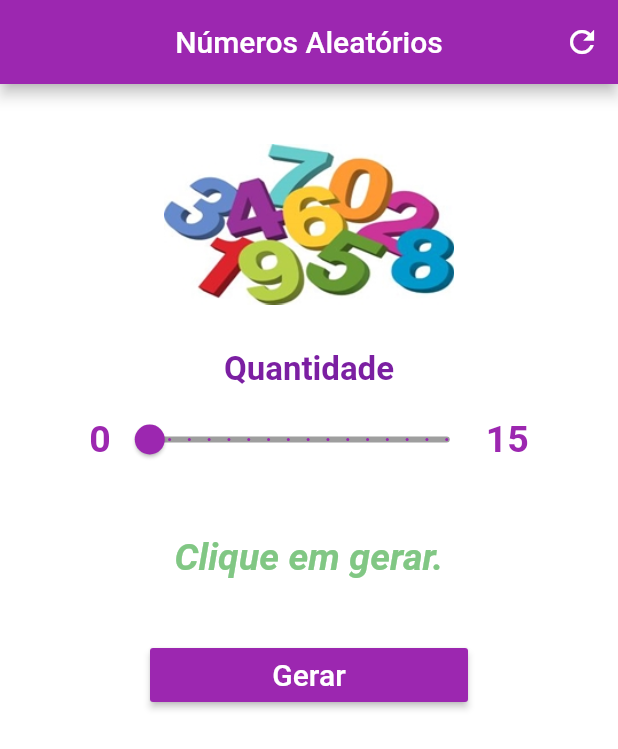
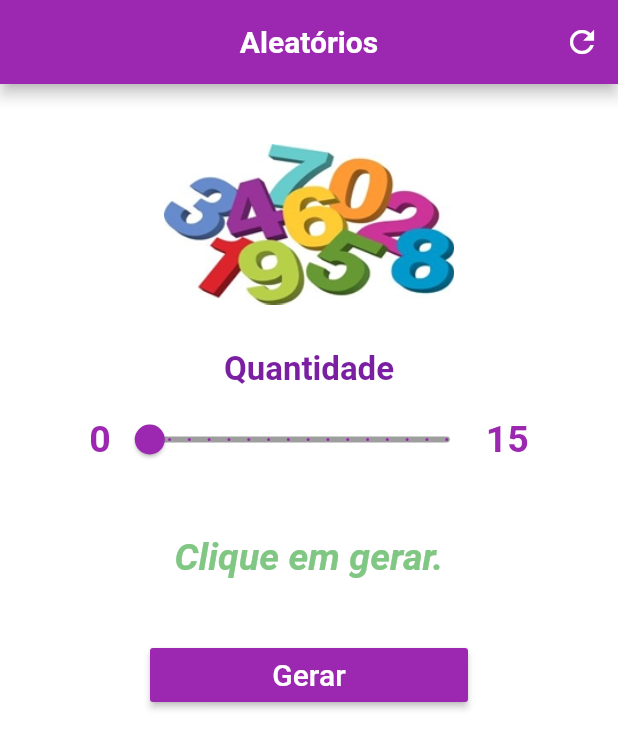
Before and after one commit to Fabricio-arjo/sorteio, a Flutter app: the screen it shows after launch, on a phone screen of 412 x 824 dp. Shown: the top 749 px of the screen. Run offline on Flutter 3.47's test engine with Material 2 defaults, Android fonts, the phone set to English and light mode, and no system bars.

Commit message:
Alterar AppBar

```diff
--- a/lib/home.dart
+++ b/lib/home.dart
@@ -65,7 +65,6 @@ class _HomeState extends State<Home> {
 
   }
 
-
   @override
   Widget build(BuildContext context) {
     return Scaffold(
@@ -73,9 +72,10 @@ class _HomeState extends State<Home> {
         backgroundColor: Colors.purple,
         centerTitle: true,
         title: Text(
-          "Números Aleatórios",
+          "Aleatórios",
           style: TextStyle(
             color: Colors.white,
+            fontWeight: FontWeight.bold
           ),
         ),
         actions: <Widget>[
```
